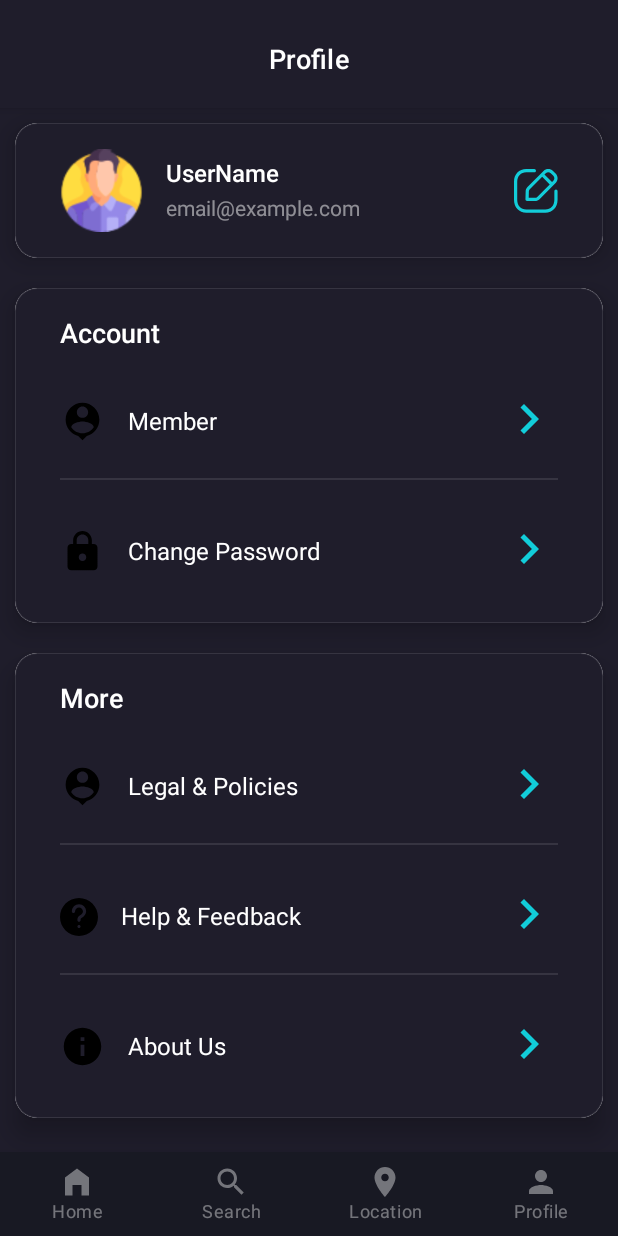
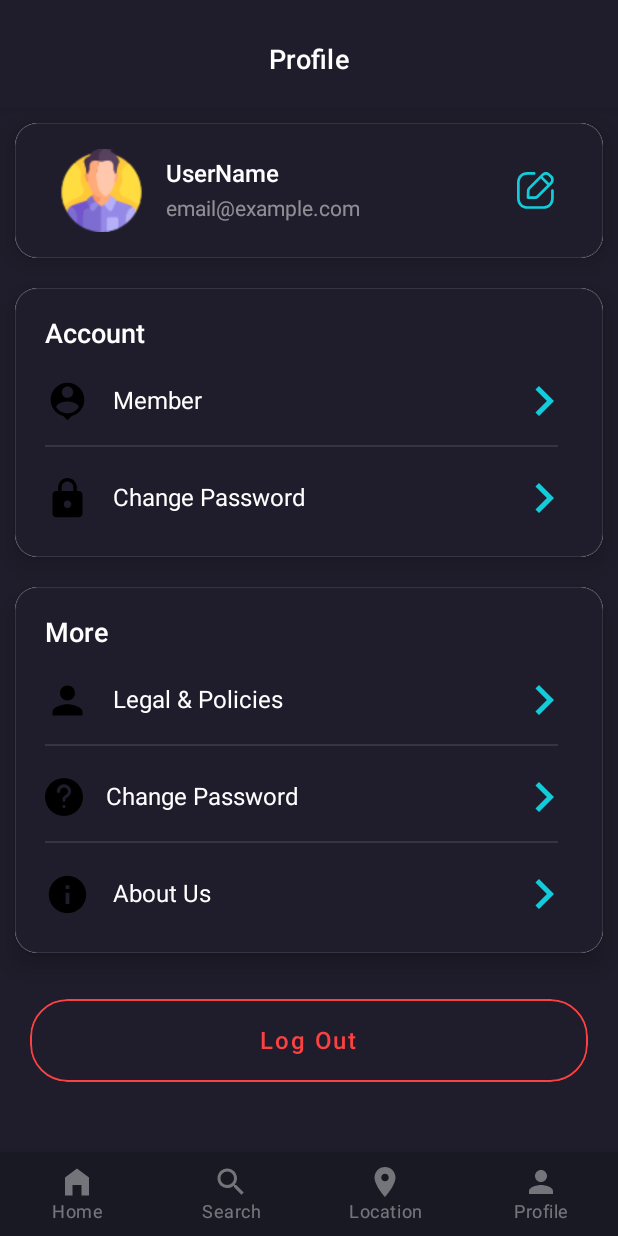
Before and after one commit to ankitkumar1302/PankajScanning, an Android app built with Jetpack Compose: the ProfileScreen screen opened through its navigation route, on a phone screen of 412 x 824 dp. Run offline under Robolectric (Android 15) with nearby library versions, the phone set to English and light mode, and no system bars; pictures from the network do not load.

```diff
--- a/app/src/main/java/com/example/pankajscanning/screens/Profile.kt
+++ b/app/src/main/java/com/example/pankajscanning/screens/Profile.kt
@@ -3,6 +3,8 @@
 import androidx.compose.foundation.Image
 import androidx.compose.foundation.background
 import androidx.compose.foundation.border
+import androidx.compose.foundation.clickable
+import androidx.compose.foundation.layout.Arrangement
 import androidx.compose.foundation.layout.Box
 import androidx.compose.foundation.layout.Column
 import androidx.compose.foundation.layout.Row
@@ -109,7 +111,7 @@
                                 Icon(
                                     painter = painterResource(id = R.drawable.ic_reprofile),
                                     contentDescription = "Re Edit Profile",
-                                    Modifier.size(30.dp),
+                                    Modifier.size(25.dp),
                                     tint = BlueAccent
                                 )
                             }
@@ -117,6 +119,7 @@
                     }
                 }
             }
+            // Account Block
             Box(modifier = Modifier.fillMaxWidth()) {
                 Card(
                     modifier = Modifier
@@ -137,9 +140,8 @@
                         Column(
                             modifier = Modifier
                                 .padding(
-                                    start = 30.dp,
-                                    top = 20.dp,
-                                    bottom = 20.dp
+                                    start = 20.dp,
+                                    bottom = 10.dp
                                 )
                         )
                         {
@@ -148,38 +150,36 @@
                                 color = White,
                                 fontWeight = FontWeight.SemiBold,
                                 fontSize = 18.sp,
-                                modifier = Modifier
+                                modifier = Modifier.padding(
+                                    top = 20.dp,
+                                )
                             )
-                            Row(
-                                verticalAlignment = Alignment.CenterVertically,
+                            Row(verticalAlignment = Alignment.CenterVertically,
+                                horizontalArrangement = Arrangement.Center,
                                 modifier = Modifier
                                     .fillMaxWidth()
-                                    .padding(end = 15.dp)
+                                    .padding(top = 10.dp, bottom = 5.dp, end = 15.dp)
+                                    .clip(RoundedCornerShape(4.dp))
+                                    .clickable { }
+
                             ) {
                                 Image(
                                     painter = painterResource(id = R.drawable.ic_member),
                                     contentDescription = "Profile",
                                     modifier = Modifier
-                                        .padding(top = 25.dp, bottom = 5.dp, end = 5.dp)
                                         .size(30.dp),
                                 )
                                 Text(
                                     text = "Member",
                                     color = White,
                                     fontSize = 16.sp,
-                                    modifier = Modifier
-                                        .padding(
-                                            top = 25.dp,
-                                            bottom = 5.dp,
-                                            start = 10.dp
-                                        ),
-                                    fontWeight = FontWeight.Normal
+                                    fontWeight = FontWeight.Normal,
+                                    modifier = Modifier.padding(start = 15.dp)
                                 )
                                 Spacer(modifier = Modifier.weight(1f))
                                 IconButton(
                                     onClick = { /*TODO*/ },
                                     modifier = Modifier
-                                        .padding(top = 22.dp, bottom = 5.dp, end = 10.dp)
                                 ) {
                                     Icon(
                                         imageVector = Icons.AutoMirrored.Filled.KeyboardArrowRight,
@@ -190,44 +190,39 @@
                                 }
 
                             }
-
                             Divider(
                                 color = White.copy(alpha = 0.1f),
                                 modifier = Modifier.padding(
-                                    top = 10.dp, end = 30.dp
+                                    end = 30.dp
                                 )
                             )
 
-                            Row(
-                                verticalAlignment = Alignment.CenterVertically,
+                            Row(verticalAlignment = Alignment.CenterVertically,
+                                horizontalArrangement = Arrangement.Center,
                                 modifier = Modifier
                                     .fillMaxWidth()
-                                    .padding(end = 15.dp)
+                                    .padding(top = 10.dp, bottom = 5.dp, end = 15.dp)
+                                    .clip(RoundedCornerShape(4.dp))
+                                    .clickable { }
+
                             ) {
                                 Image(
                                     painter = painterResource(id = R.drawable.ic_change_password),
                                     contentDescription = "Profile",
                                     modifier = Modifier
-                                        .padding(top = 25.dp, bottom = 5.dp, end = 5.dp)
                                         .size(30.dp),
                                 )
                                 Text(
                                     text = "Change Password",
                                     color = White,
                                     fontSize = 16.sp,
-                                    modifier = Modifier
-                                        .padding(
-                                            top = 25.dp,
-                                            bottom = 5.dp,
-                                            start = 10.dp
-                                        ),
-                                    fontWeight = FontWeight.Normal
+                                    fontWeight = FontWeight.Normal,
+                                    modifier = Modifier.padding(start = 15.dp)
                                 )
                                 Spacer(modifier = Modifier.weight(1f))
                                 IconButton(
                                     onClick = { /*TODO*/ },
                                     modifier = Modifier
-                                        .padding(top = 22.dp, bottom = 5.dp, end = 10.dp)
                                 ) {
                                     Icon(
                                         imageVector = Icons.AutoMirrored.Filled.KeyboardArrowRight,
@@ -236,12 +231,15 @@
                                         tint = BlueAccent
                                     )
                                 }
+
                             }
                         }
                     }
                 }
+            }
 
-            }
+
+            // More Block
             Box(modifier = Modifier.fillMaxWidth()) {
                 Card(
                     modifier = Modifier
@@ -262,9 +260,8 @@
                         Column(
                             modifier = Modifier
                                 .padding(
-                                    start = 30.dp,
-                                    top = 20.dp,
-                                    bottom = 20.dp
+                                    start = 20.dp,
+                                    bottom = 10.dp
                                 )
                         )
                         {
@@ -273,87 +270,36 @@
                                 color = White,
                                 fontWeight = FontWeight.SemiBold,
                                 fontSize = 18.sp,
-                                modifier = Modifier
+                                modifier = Modifier.padding(
+                                    top = 20.dp,
+                                )
                             )
-                            Row(
-                                verticalAlignment = Alignment.CenterVertically,
+                            Row(verticalAlignment = Alignment.CenterVertically,
+                                horizontalArrangement = Arrangement.Center,
                                 modifier = Modifier
                                     .fillMaxWidth()
-                                    .padding(end = 15.dp)
+                                    .padding(top = 10.dp, bottom = 5.dp, end = 15.dp)
+                                    .clip(RoundedCornerShape(4.dp))
+                                    .clickable { }
+
                             ) {
                                 Image(
-                                    painter = painterResource(id = R.drawable.ic_member),
+                                    painter = painterResource(id = R.drawable.ic_profile),
                                     contentDescription = "Profile",
                                     modifier = Modifier
-                                        .padding(top = 25.dp, bottom = 5.dp, end = 5.dp)
                                         .size(30.dp),
                                 )
                                 Text(
                                     text = "Legal & Policies",
                                     color = White,
                                     fontSize = 16.sp,
-                                    modifier = Modifier
-                                        .padding(
-                                            top = 25.dp,
-                                            bottom = 5.dp,
-                                            start = 10.dp
-                                        ),
-                                    fontWeight = FontWeight.Normal
+                                    fontWeight = FontWeight.Normal,
+                                    modifier = Modifier.padding(start = 15.dp)
                                 )
                                 Spacer(modifier = Modifier.weight(1f))
                                 IconButton(
                                     onClick = { /*TODO*/ },
                                     modifier = Modifier
-                                        .padding(top = 22.dp, bottom = 5.dp, end = 10.dp)
-                                ) {
-                                    Icon(
-                                        imageVector = Icons.AutoMirrored.Filled.KeyboardArrowRight,
-                                        contentDescription = null,
-                                        Modifier.size(40.dp),
-                                        tint = BlueAccent
-                                    )
-                                }
-
-                            }
-
-                            Divider(
-                                color = White.copy(alpha = 0.1f),
-                                modifier = Modifier.padding(
-                                    top = 10.dp, end = 30.dp
-                                )
-                            )
-
-                            Row(
-                                verticalAlignment = Alignment.CenterVertically,
-                                modifier = Modifier
-                                    .fillMaxWidth()
-                                    .padding(end = 15.dp)
-                            ) {
-                                Image(
-                                    painter = painterResource(id = R.drawable.ic_help_support),
-                                    contentDescription = "Profile",
-                                    modifier = Modifier
-                                        .padding(top = 25.dp, bottom = 5.dp, end = 5.dp)
-                                        .size(25.dp),
-
-                                    )
-                                Text(
-                                    text = "Help & Feedback",
-                                    color = White,
-                                    fontSize = 16.sp,
-                                    modifier = Modifier
-                                        .padding(
-                                            top = 25.dp,
-                                            bottom = 5.dp,
-                                            start = 10.dp
-                                        ),
-                                    fontWeight = FontWeight.Normal
-                                )
-                                Spacer(modifier = Modifier.weight(1f))
-                                IconButton(
-                                    onClick = { /*TODO*/ },
-                                    modifier = Modifier
-                                        .padding(top = 22.dp, bottom = 5.dp, end = 10.dp)
                                 ) {
                                     Icon(
                                         imageVector = Icons.AutoMirrored.Filled.KeyboardArrowRight,
@@ -367,39 +313,36 @@
                             Divider(
                                 color = White.copy(alpha = 0.1f),
                                 modifier = Modifier.padding(
-                                    top = 10.dp, end = 30.dp
+                                    end = 30.dp
                                 )
                             )
-                            Row(
-                                verticalAlignment = Alignment.CenterVertically,
+
+                            Row(verticalAlignment = Alignment.CenterVertically,
+                                horizontalArrangement = Arrangement.Center,
                                 modifier = Modifier
                                     .fillMaxWidth()
-                                    .padding(end = 15.dp)
+                                    .padding(top = 10.dp, bottom = 5.dp, end = 15.dp)
+                                    .clip(RoundedCornerShape(4.dp))
+                                    .clickable { }
+
                             ) {
                                 Image(
-                                    painter = painterResource(id = R.drawable.ic_about_us),
+                                    painter = painterResource(id = R.drawable.ic_help_support),
                                     contentDescription = "Profile",
                                     modifier = Modifier
-                                        .padding(top = 25.dp, bottom = 5.dp, end = 5.dp)
-                                        .size(30.dp),
+                                        .size(25.dp),
                                 )
                                 Text(
-                                    text = "About Us",
+                                    text = "Change Password",
                                     color = White,
                                     fontSize = 16.sp,
-                                    modifier = Modifier
-                                        .padding(
-                                            top = 25.dp,
-                                            bottom = 5.dp,
-                                            start = 10.dp
-                                        ),
-                                    fontWeight = FontWeight.Normal
+                                    fontWeight = FontWeight.Normal,
+                                    modifier = Modifier.padding(start = 15.dp)
                                 )
                                 Spacer(modifier = Modifier.weight(1f))
                                 IconButton(
                                     onClick = { /*TODO*/ },
                                     modifier = Modifier
-                                        .padding(top = 22.dp, bottom = 5.dp, end = 10.dp)
                                 ) {
                                     Icon(
                                         imageVector = Icons.AutoMirrored.Filled.KeyboardArrowRight,
@@ -410,14 +353,59 @@
                                 }
 
                             }
+                            Divider(
+                                color = White.copy(alpha = 0.1f),
+                                modifier = Modifier.padding(
+                                    end = 30.dp
+                                )
+                            )
 
+                            Row(verticalAlignment = Alignment.CenterVertically,
+                                horizontalArrangement = Arrangement.Center,
+                                modifier = Modifier
+                                    .fillMaxWidth()
+                                    .padding(top = 10.dp, bottom = 5.dp, end = 15.dp)
+                                    .clip(RoundedCornerShape(4.dp))
+                                    .clickable { }
+
+                            ) {
+                                Image(
+                                    painter = painterResource(id = R.drawable.ic_about_us),
+                                    contentDescription = "Profile",
+                                    modifier = Modifier
+                                        .size(30.dp),
+                                )
+                                Text(
+                                    text = "About Us",
+                                    color = White,
+                                    fontSize = 16.sp,
+                                    fontWeight = FontWeight.Normal,
+                                    modifier = Modifier.padding(start = 15.dp)
+                                )
+                                Spacer(modifier = Modifier.weight(1f))
+                                IconButton(
+                                    onClick = { /*TODO*/ },
+                                    modifier = Modifier
+                                ) {
+                                    Icon(
+                                        imageVector = Icons.AutoMirrored.Filled.KeyboardArrowRight,
+                                        contentDescription = null,
+                                        Modifier.size(40.dp),
+                                        tint = BlueAccent
+                                    )
+                                }
+
+                            }
                         }
-
                     }
                 }
+            }
 
-            }
+
             Spacer(modifier = Modifier.height(15.dp))
+
+
+
             Button(
                 onClick = { /*TODO*/ },
                 colors = ButtonDefaults.buttonColors(
--- a/app/src/main/java/com/example/pankajscanning/screens/Service.kt
+++ b/app/src/main/java/com/example/pankajscanning/screens/Service.kt
@@ -194,6 +194,7 @@
 /*
 TODO 1 -> Create onClick for each services and navigate to the respective screen.
 TODO 2 -> Create splash screen and Login/Register screen.
+TODO 3 ->
  */
 
 
```
